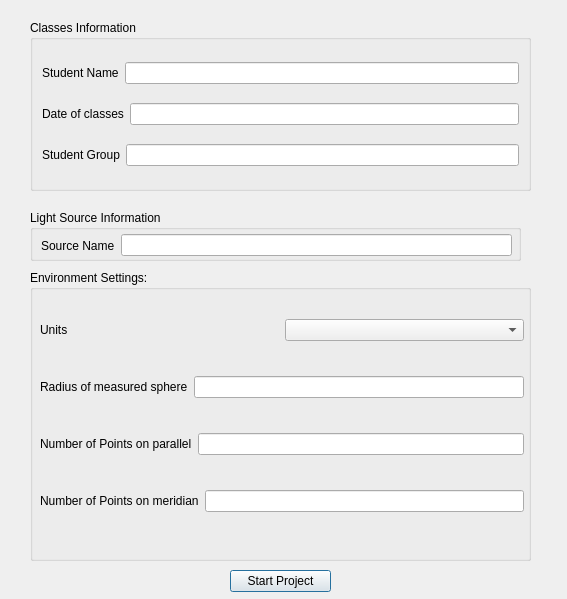
This is setup-project-dialog-window.ui in wszechmogacy/photometric-curves as Qt 5 draws it before an edit. The edited form follows.
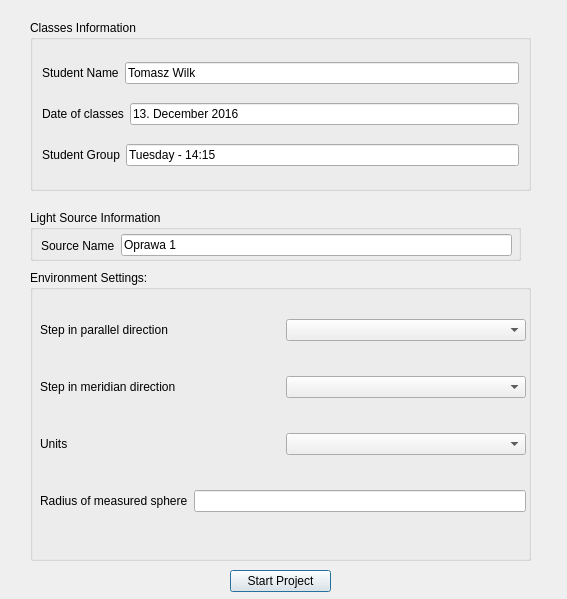
This is the edited form.

Commit message: Reedit setup-project-window

What changed in the file:
```diff
--- a/setup-project-dialog-window.ui
+++ b/setup-project-dialog-window.ui
@@ -38,7 +38,11 @@
          </widget>
         </item>
         <item>
-         <widget class="QLineEdit" name="lineEdit"/>
+         <widget class="QLineEdit" name="studentNameField">
+          <property name="text">
+           <string>Tomasz Wilk</string>
+          </property>
+         </widget>
         </item>
        </layout>
       </item>
@@ -54,7 +58,11 @@
        </widget>
       </item>
       <item>
-       <widget class="QLineEdit" name="lineEdit_2"/>
+       <widget class="QLineEdit" name="classesDateField">
+        <property name="text">
+         <string>13. December 2016</string>
+        </property>
+       </widget>
       </item>
      </layout>
     </item>
@@ -68,7 +76,11 @@
        </widget>
       </item>
       <item>
-       <widget class="QLineEdit" name="lineEdit_3"/>
+       <widget class="QLineEdit" name="studentGroupField">
+        <property name="text">
+         <string>Tuesday - 14:15</string>
+        </property>
+       </widget>
       </item>
      </layout>
     </item>
@@ -92,7 +104,7 @@
    <property name="title">
     <string>Light Source Information</string>
    </property>
-   <widget class="QWidget" name="">
+   <widget class="QWidget" name="layoutWidget">
     <property name="geometry">
      <rect>
       <x>11</x>
@@ -101,7 +113,7 @@
       <height>31</height>
      </rect>
     </property>
-    <layout class="QHBoxLayout" name="horizontalLayout_4">
+    <layout class="QHBoxLayout" name="lightSouceLayout">
      <item>
       <widget class="QLabel" name="label">
        <property name="text">
@@ -110,7 +122,11 @@
       </widget>
      </item>
      <item>
-      <widget class="QLineEdit" name="lineEdit_10"/>
+      <widget class="QLineEdit" name="lightSourceField">
+       <property name="text">
+        <string>Oprawa 1</string>
+       </property>
+      </widget>
      </item>
     </layout>
    </widget>
@@ -134,22 +150,50 @@
      <rect>
       <x>10</x>
       <y>20</y>
-      <width>484</width>
+      <width>486</width>
       <height>251</height>
      </rect>
     </property>
-    <layout class="QVBoxLayout" name="verticalLayout_2">
+    <layout class="QVBoxLayout" name="enviromentSettingsLayout">
      <item>
       <layout class="QHBoxLayout" name="horizontalLayout_5">
        <item>
-        <widget class="QLabel" name="label_6">
+        <widget class="QLabel" name="stepInParallelLayout_2">
+         <property name="text">
+          <string>Step in parallel direction</string>
+         </property>
+        </widget>
+       </item>
+       <item>
+        <widget class="QComboBox" name="stepParallelComboBox"/>
+       </item>
+      </layout>
+     </item>
+     <item>
+      <layout class="QHBoxLayout" name="stepInMeridianLayout">
+       <item>
+        <widget class="QLabel" name="stepInMeridianLabel">
+         <property name="text">
+          <string>Step in meridian direction</string>
+         </property>
+        </widget>
+       </item>
+       <item>
+        <widget class="QComboBox" name="stepInMeridianComboBox"/>
+       </item>
+      </layout>
+     </item>
+     <item>
+      <layout class="QHBoxLayout" name="unitsLayou">
+       <item>
+        <widget class="QLabel" name="unitsLabel">
          <property name="text">
           <string>Units</string>
          </property>
         </widget>
        </item>
        <item>
-        <widget class="QComboBox" name="comboBox"/>
+        <widget class="QComboBox" name="unitsComboBox"/>
        </item>
       </layout>
      </item>
@@ -163,35 +207,7 @@
         </widget>
        </item>
        <item>
-        <widget class="QLineEdit" name="lineEdit_9"/>
-       </item>
-      </layout>
-     </item>
-     <item>
-      <layout class="QHBoxLayout" name="horizontalLayout_7">
-       <item>
-        <widget class="QLabel" name="label_8">
-         <property name="text">
-          <string>Number of Points on parallel</string>
-         </property>
-        </widget>
-       </item>
-       <item>
-        <widget class="QLineEdit" name="lineEdit_8"/>
-       </item>
-      </layout>
-     </item>
-     <item>
-      <layout class="QHBoxLayout" name="horizontalLayout_8">
-       <item>
-        <widget class="QLabel" name="label_7">
-         <property name="text">
-          <string>Number of Points on meridian</string>
-         </property>
-        </widget>
-       </item>
-       <item>
-        <widget class="QLineEdit" name="lineEdit_7"/>
+        <widget class="QLineEdit" name="radiusField"/>
        </item>
       </layout>
      </item>
```
Left out of the diff: 32 changed lines with no effect on the pictures.
